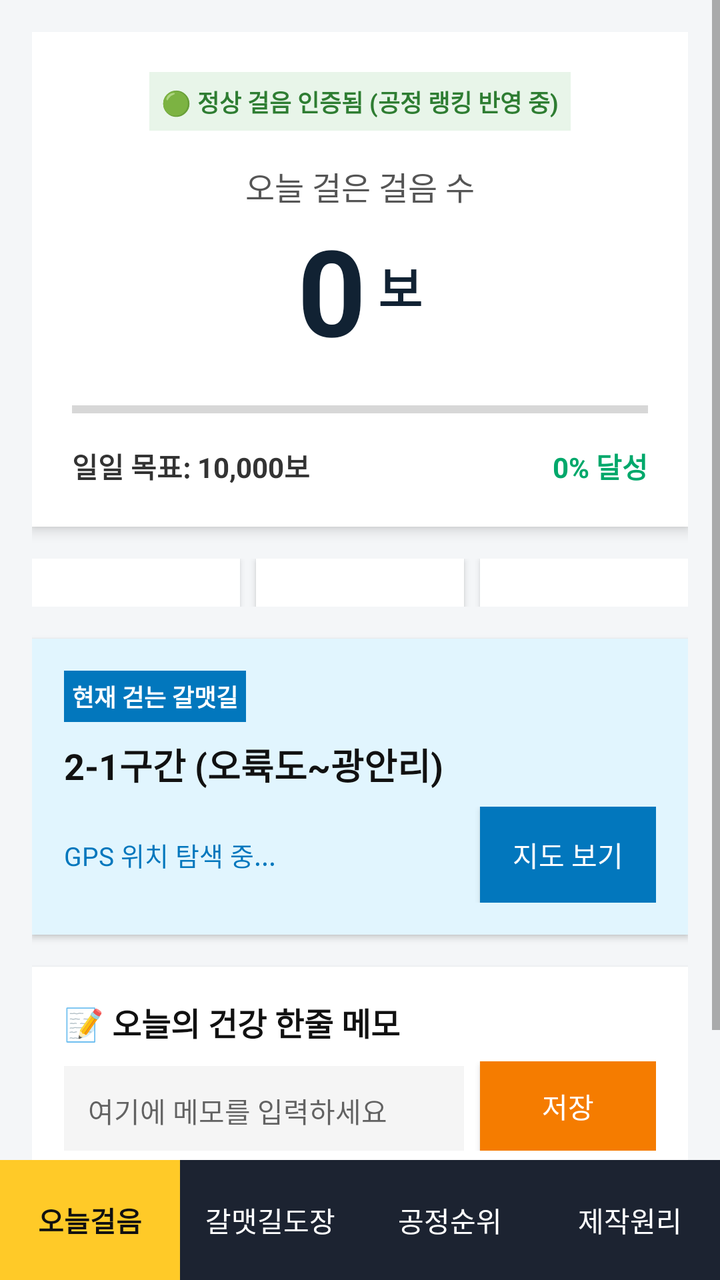
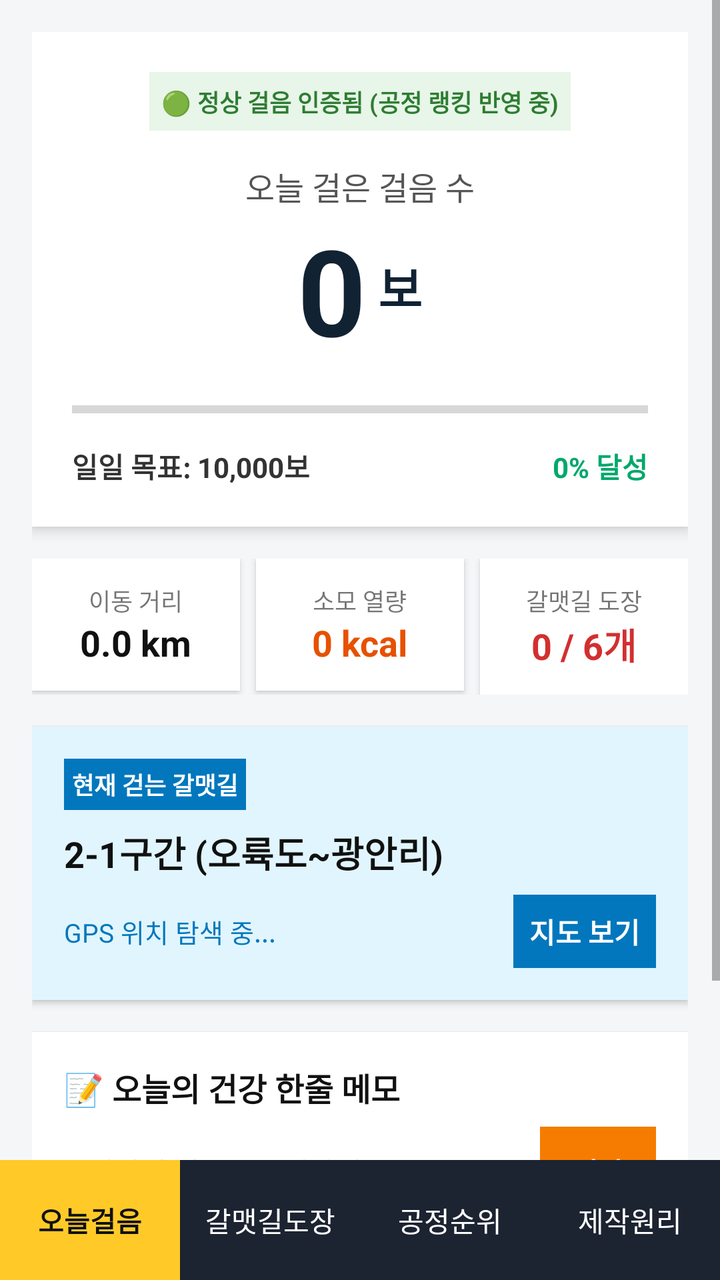

The first picture is an Android layout as it rendered before a commit; the second is the same layout after the commit. The layout source and the unified diff follow.
<!-- AndroidManifest.xml: application theme Theme.AppCompat.Light.NoActionBar -->
<!-- res/layout/activity_main.xml -->
<?xml version="1.0" encoding="utf-8"?>
<RelativeLayout xmlns:android="http://schemas.android.com/apk/res/android"
    android:layout_width="match_parent"
    android:layout_height="match_parent"
    android:background="#F4F6F8">

    <ScrollView
        android:layout_width="match_parent"
        android:layout_height="match_parent"
        android:layout_above="@+id/bottomNav">

        <LinearLayout
            android:layout_width="match_parent"
            android:layout_height="wrap_content"
            android:orientation="vertical"
            android:padding="16dp">

            <LinearLayout
                android:layout_width="match_parent"
                android:layout_height="wrap_content"
                android:background="@android:color/white"
                android:elevation="4dp"
                android:orientation="vertical"
                android:padding="20dp"
                android:layout_marginBottom="16dp">

                <TextView
                    android:layout_width="wrap_content"
                    android:layout_height="wrap_content"
                    android:layout_gravity="center"
                    android:background="#E8F5E9"
                    android:padding="6dp"
                    android:text="🟢 정상 걸음 인증됨 (공정 랭킹 반영 중)"
                    android:textColor="#2E7D32"
                    android:textSize="12sp"
                    android:textStyle="bold" />

                <TextView
                    android:layout_width="wrap_content"
                    android:layout_height="wrap_content"
                    android:layout_gravity="center"
                    android:layout_marginTop="16dp"
                    android:text="오늘 걸은 걸음 수"
                    android:textColor="#555555"
                    android:textSize="16sp" />

                <LinearLayout
                    android:layout_width="wrap_content"
                    android:layout_height="wrap_content"
                    android:layout_gravity="center"
                    android:orientation="horizontal">
                    <TextView
                        android:id="@+id/tvStepCount"
                        android:layout_width="wrap_content"
                        android:layout_height="wrap_content"
                        android:text="0"
                        android:textColor="#112233"
                        android:textSize="60sp"
                        android:textStyle="bold" />
                    <TextView
                        android:layout_width="wrap_content"
                        android:layout_height="wrap_content"
                        android:text=" 보"
                        android:textColor="#112233"
                        android:textSize="24sp"
                        android:textStyle="bold"
                        android:layout_gravity="bottom"
                        android:layout_marginBottom="12dp"/>
                </LinearLayout>

                <ProgressBar
                    android:id="@+id/progressBarSteps"
                    style="?android:attr/progressBarStyleHorizontal"
                    android:layout_width="match_parent"
                    android:layout_height="20dp"
                    android:max="10000"
                    android:progress="0"
                    android:layout_marginTop="10dp"/>

                <RelativeLayout
                    android:layout_width="match_parent"
                    android:layout_height="wrap_content"
                    android:layout_marginTop="8dp">
                    <TextView
                        android:layout_width="wrap_content"
                        android:layout_height="wrap_content"
                        android:text="일일 목표: 10,000보"
                        android:textColor="#333333"
                        android:textStyle="bold"/>
                    <TextView
                        android:id="@+id/tvProgressPercent"
                        android:layout_width="wrap_content"
                        android:layout_height="wrap_content"
                        android:layout_alignParentRight="true"
                        android:text="0% 달성"
                        android:textColor="#00A86B"
                        android:textStyle="bold"/>
                </RelativeLayout>
            </LinearLayout>

            <LinearLayout
                android:layout_width="match_parent"
                android:layout_height="wrap_content"
                android:orientation="horizontal"
                android:weightSum="3"
                android:layout_marginBottom="16dp">

                <LinearLayout
                    android:layout_width="0dp"
                    android:layout_height="wrap_content"
                    android:layout_weight="1"
                    android:background="@android:color/white"
                    android:elevation="2dp"
                    android:orientation="vertical"
                    android:gravity="center"
                    android:padding="12dp"
                    android:layout_marginRight="4dp">
                    <TextView android:text="이동 거리" android:textSize="12sp"/>
                    <TextView android:id="@+id/tvDistance" android:text="0.0 km" android:textSize="18sp" android:textStyle="bold" android:textColor="#111"/>
                </LinearLayout>

                <LinearLayout
                    android:layout_width="0dp"
                    android:layout_height="wrap_content"
                    android:layout_weight="1"
                    android:background="@android:color/white"
                    android:elevation="2dp"
                    android:orientation="vertical"
                    android:gravity="center"
                    android:padding="12dp"
                    android:layout_marginRight="4dp"
                    android:layout_marginLeft="4dp">
                    <TextView android:text="소모 열량" android:textSize="12sp"/>
                    <TextView android:id="@+id/tvCalories" android:text="0 kcal" android:textSize="18sp" android:textStyle="bold" android:textColor="#E65100"/>
                </LinearLayout>

                <LinearLayout
                    android:layout_width="0dp"
                    android:layout_height="wrap_content"
                    android:layout_weight="1"
                    android:background="@android:color/white"
                    android:elevation="2dp"
                    android:orientation="vertical"
                    android:gravity="center"
                    android:padding="12dp"
                    android:layout_marginLeft="4dp">
                    <TextView android:text="갈맷길 도장" android:textSize="12sp"/>
                    <TextView android:text="0 / 6개" android:textSize="18sp" android:textStyle="bold" android:textColor="#D32F2F"/>
                </LinearLayout>
            </LinearLayout>

            <LinearLayout
                android:layout_width="match_parent"
                android:layout_height="wrap_content"
                android:background="#E1F5FE"
                android:elevation="2dp"
                android:orientation="vertical"
                android:padding="16dp"
                android:layout_marginBottom="16dp">

                <TextView
                    android:layout_width="wrap_content"
                    android:layout_height="wrap_content"
                    android:background="#0277BD"
                    android:textColor="#FFF"
                    android:text="현재 걷는 갈맷길"
                    android:padding="4dp"
                    android:textSize="12sp"
                    android:textStyle="bold"/>

                <TextView
                    android:layout_width="match_parent"
                    android:layout_height="wrap_content"
                    android:text="2-1구간 (오륙도~광안리)"
                    android:textColor="#111"
                    android:textSize="18sp"
                    android:textStyle="bold"
                    android:layout_marginTop="8dp"/>

                <RelativeLayout
                    android:layout_width="match_parent"
                    android:layout_height="wrap_content"
                    android:layout_marginTop="8dp">
                    <TextView
                        android:id="@+id/tvGpsStatus"
                        android:layout_width="wrap_content"
                        android:layout_height="wrap_content"
                        android:text="GPS 위치 탐색 중..."
                        android:textColor="#0277BD"
                        android:textSize="13sp"
                        android:layout_centerVertical="true"/>
                    <Button
                        android:id="@+id/btnMap"
                        android:layout_width="wrap_content"
                        android:layout_height="wrap_content"
                        android:layout_alignParentRight="true"
                        android:background="#0277BD"
                        android:textColor="#FFF"
                        android:text="지도 보기"/>
                </RelativeLayout>
            </LinearLayout>

            <LinearLayout
                android:layout_width="match_parent"
                android:layout_height="wrap_content"
                android:background="@android:color/white"
                android:elevation="2dp"
                android:orientation="vertical"
                android:padding="16dp"
                android:layout_marginBottom="30dp">

                <TextView
                    android:layout_width="wrap_content"
                    android:layout_height="wrap_content"
                    android:text="📝 오늘의 건강 한줄 메모"
                    android:textColor="#111"
                    android:textSize="16sp"
                    android:textStyle="bold"
                    android:layout_marginBottom="8dp"/>

                <LinearLayout
                    android:layout_width="match_parent"
                    android:layout_height="wrap_content"
                    android:orientation="horizontal">
                    <EditText
                        android:id="@+id/etMemo"
                        android:layout_width="0dp"
                        android:layout_height="wrap_content"
                        android:layout_weight="1"
                        android:hint="여기에 메모를 입력하세요"
                        android:background="#F5F5F5"
                        android:padding="12dp"
                        android:textSize="14sp"/>
                    <Button
                        android:id="@+id/btnSaveMemo"
                        android:layout_width="wrap_content"
                        android:layout_height="match_parent"
                        android:text="저장"
                        android:background="#F57C00"
                        android:textColor="#FFF"
                        android:layout_marginLeft="8dp"/>
                </LinearLayout>

                <LinearLayout
                    android:id="@+id/layoutMemos"
                    android:layout_width="match_parent"
                    android:layout_height="wrap_content"
                    android:orientation="vertical"
                    android:layout_marginTop="16dp"/>
            </LinearLayout>
        </LinearLayout>
    </ScrollView>

    <LinearLayout
        android:id="@+id/bottomNav"
        android:layout_width="match_parent"
        android:layout_height="60dp"
        android:layout_alignParentBottom="true"
        android:background="#1C2331"
        android:orientation="horizontal"
        android:weightSum="4">
        
        <TextView android:layout_width="0dp" android:layout_height="match_parent" android:layout_weight="1" android:text="오늘걸음" android:textColor="#111" android:background="#FFCA28" android:gravity="center" android:textStyle="bold"/>
        <TextView android:layout_width="0dp" android:layout_height="match_parent" android:layout_weight="1" android:text="갈맷길도장" android:textColor="#FFF" android:gravity="center"/>
        <TextView android:layout_width="0dp" android:layout_height="match_parent" android:layout_weight="1" android:text="공정순위" android:textColor="#FFF" android:gravity="center"/>
        <TextView android:layout_width="0dp" android:layout_height="match_parent" android:layout_weight="1" android:text="제작원리" android:textColor="#FFF" android:gravity="center"/>
    </LinearLayout>
</RelativeLayout>
<!-- resources referenced by this layout -->
<resources>

</resources>

<!-- the commit's change to res/layout/activity_main.xml (unified diff, before → after) -->
@@ -15,6 +15,7 @@
             android:orientation="vertical"
             android:padding="16dp">
 
+            
             <LinearLayout
                 android:layout_width="match_parent"
                 android:layout_height="wrap_content"
@@ -98,6 +99,7 @@
                 </RelativeLayout>
             </LinearLayout>
 
+            
             <LinearLayout
                 android:layout_width="match_parent"
                 android:layout_height="wrap_content"
@@ -115,8 +117,8 @@
                     android:gravity="center"
                     android:padding="12dp"
                     android:layout_marginRight="4dp">
-                    <TextView android:text="이동 거리" android:textSize="12sp"/>
-                    <TextView android:id="@+id/tvDistance" android:text="0.0 km" android:textSize="18sp" android:textStyle="bold" android:textColor="#111"/>
+                    <TextView android:layout_width="wrap_content" android:layout_height="wrap_content" android:text="이동 거리" android:textSize="12sp"/>
+                    <TextView android:id="@+id/tvDistance" android:layout_width="wrap_content" android:layout_height="wrap_content" android:text="0.0 km" android:textSize="18sp" android:textStyle="bold" android:textColor="#111"/>
                 </LinearLayout>
 
                 <LinearLayout
@@ -130,8 +132,8 @@
                     android:padding="12dp"
                     android:layout_marginRight="4dp"
                     android:layout_marginLeft="4dp">
-                    <TextView android:text="소모 열량" android:textSize="12sp"/>
-                    <TextView android:id="@+id/tvCalories" android:text="0 kcal" android:textSize="18sp" android:textStyle="bold" android:textColor="#E65100"/>
+                    <TextView android:layout_width="wrap_content" android:layout_height="wrap_content" android:text="소모 열량" android:textSize="12sp"/>
+                    <TextView android:id="@+id/tvCalories" android:layout_width="wrap_content" android:layout_height="wrap_content" android:text="0 kcal" android:textSize="18sp" android:textStyle="bold" android:textColor="#E65100"/>
                 </LinearLayout>
 
                 <LinearLayout
@@ -144,11 +146,12 @@
                     android:gravity="center"
                     android:padding="12dp"
                     android:layout_marginLeft="4dp">
-                    <TextView android:text="갈맷길 도장" android:textSize="12sp"/>
-                    <TextView android:text="0 / 6개" android:textSize="18sp" android:textStyle="bold" android:textColor="#D32F2F"/>
-                </LinearLayout>
-            </LinearLayout>
-
+                    <TextView android:layout_width="wrap_content" android:layout_height="wrap_content" android:text="갈맷길 도장" android:textSize="12sp"/>
+                    <TextView android:layout_width="wrap_content" android:layout_height="wrap_content" android:text="0 / 6개" android:textSize="18sp" android:textStyle="bold" android:textColor="#D32F2F"/>
+                </LinearLayout>
+            </LinearLayout>
+
+            
             <LinearLayout
                 android:layout_width="match_parent"
                 android:layout_height="wrap_content"
@@ -189,17 +192,22 @@
                         android:textColor="#0277BD"
                         android:textSize="13sp"
                         android:layout_centerVertical="true"/>
-                    <Button
+                    
+                    <TextView
                         android:id="@+id/btnMap"
                         android:layout_width="wrap_content"
                         android:layout_height="wrap_content"
                         android:layout_alignParentRight="true"
+                        android:layout_centerVertical="true"
                         android:background="#0277BD"
-                        android:textColor="#FFF"
+                        android:textColor="#FFFFFF"
+                        android:padding="8dp"
+                        android:textStyle="bold"
                         android:text="지도 보기"/>
                 </RelativeLayout>
             </LinearLayout>
 
+            
             <LinearLayout
                 android:layout_width="match_parent"
                 android:layout_height="wrap_content"
@@ -228,16 +236,20 @@
                         android:layout_height="wrap_content"
                         android:layout_weight="1"
                         android:hint="여기에 메모를 입력하세요"
-                        android:background="#F5F5F5"
+                        android:background="@android:color/transparent"
                         android:padding="12dp"
                         android:textSize="14sp"/>
-                    <Button
+                    <TextView
                         android:id="@+id/btnSaveMemo"
                         android:layout_width="wrap_content"
                         android:layout_height="match_parent"
                         android:text="저장"
                         android:background="#F57C00"
-                        android:textColor="#FFF"
+                        android:textColor="#FFFFFF"
+                        android:gravity="center"
+                        android:paddingLeft="16dp"
+                        android:paddingRight="16dp"
+                        android:textStyle="bold"
                         android:layout_marginLeft="8dp"/>
                 </LinearLayout>
 
